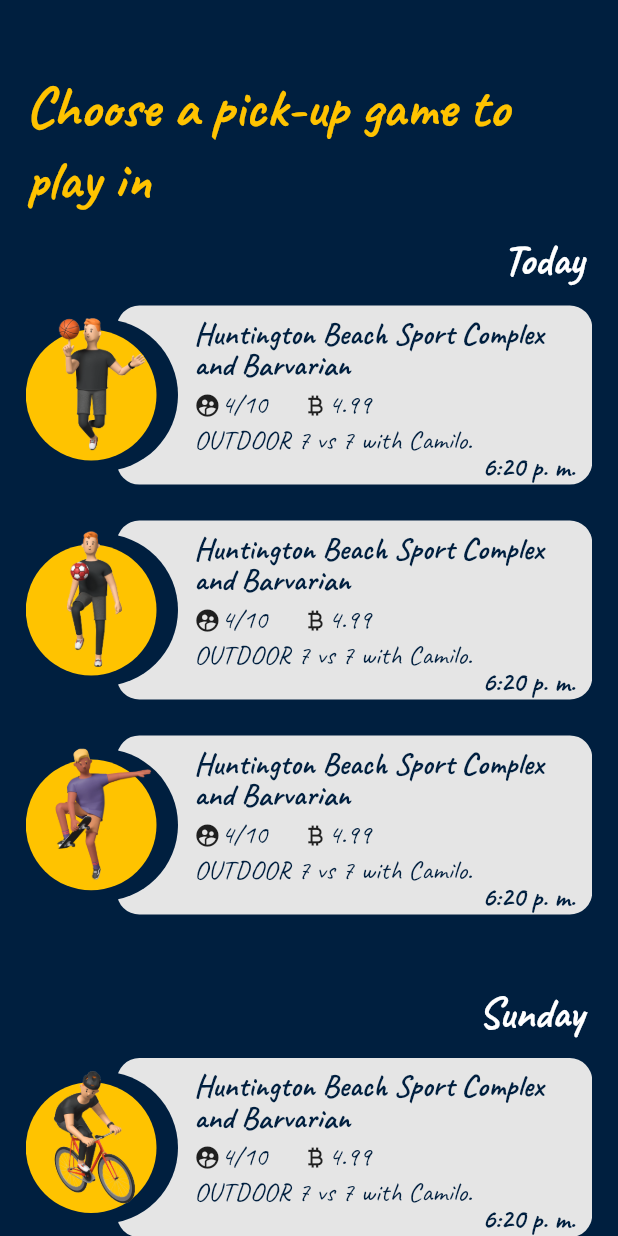
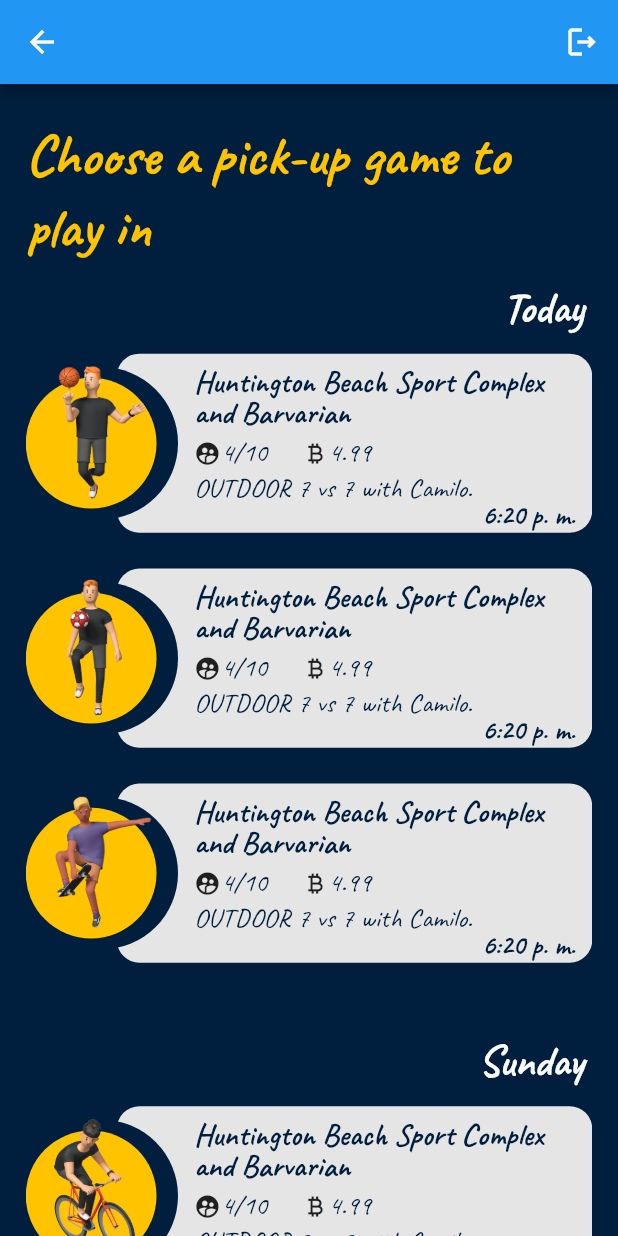
Before and after one commit to cafoga98/justplaymobile, a Flutter app: the SportPage screen opened by its route, on a phone screen of 412 x 824 dp. Run offline on Flutter 3.47's test engine with Material 2 defaults, Android fonts, the phone set to English and light mode, and no system bars; our stand-ins replace auto_route, bloc, dartz, flutter_bloc, flutter_carousel_widget, flutter_dotenv and 4 more; missing offline and left inert: connectivity_checker, country_state_city_picker; accounts and stored records are empty.

Commit message:
Add new functionality to logout

```diff
--- a/lib/features/sports/presentation/pages/sport_page.dart
+++ b/lib/features/sports/presentation/pages/sport_page.dart
@@ -3,6 +3,7 @@ import 'package:flutter/material.dart';
 import 'package:flutter_screenutil/flutter_screenutil.dart';
 
 import '/generated/l10n.dart';
+import '/core/shared/auto_route/router.dart';
 import '/core/shared/utils/style_repository.dart';
 import '/core/shared/utils/colors_repository.dart';
 import '/features/sports/domain/entities/host.dart';
@@ -18,8 +19,20 @@ class SportPage extends StatelessWidget {
   Widget build(BuildContext context) {
     return Scaffold(
       backgroundColor: ColorsRepository.realBlue,
+      appBar: AppBar(
+        actions: [
+          IconButton(
+            onPressed: () {
+              context.router.replaceAll([const LoginRoute()]);
+            },
+            icon: const Icon(
+              Icons.logout_outlined,
+            ),
+          ),
+        ],
+      ),
       body: Padding(
-        padding: EdgeInsets.only(left: 15.w, right: 15.w, top: 40.h),
+        padding: EdgeInsets.only(left: 15.w, right: 15.w, top: 20.h),
         child: SizedBox(
           height: MediaQuery.of(context).size.height,
           width: MediaQuery.of(context).size.width,
@@ -121,7 +134,7 @@ AvaliableSport avaliableSport1 = AvaliableSport(
     duration: "60 min",
     price: "4.99",
     description:
-    "Lorem Ipsum is simply dummy text of the printing and typesetting industry. Lorem Ipsum has been the industry's standard dummy text ever since the 1500s, when an unknown printer took a galley of type and scrambled it to make a type specimen book. It has survived not only five centuries, but also the leap into electronic typesetting, remaining essentially unchanged. It was popularized in the 1960s with the release of Letraset sheets conta",
+        "Lorem Ipsum is simply dummy text of the printing and typesetting industry. Lorem Ipsum has been the industry's standard dummy text ever since the 1500s, when an unknown printer took a galley of type and scrambled it to make a type specimen book. It has survived not only five centuries, but also the leap into electronic typesetting, remaining essentially unchanged. It was popularized in the 1960s with the release of Letraset sheets conta",
     amenities: ["parking", "wifi", "food store", "Hydration"],
     players: [
       Host(
@@ -164,7 +177,7 @@ AvaliableSport avaliableSport3 = AvaliableSport(
     duration: "60 min",
     price: "4.99",
     description:
-    "Lorem Ipsum is simply dummy text of the printing and typesetting industry. Lorem Ipsum has been the industry's standard dummy text ever since the 1500s, when an unknown printer took a galley of type and scrambled it to make a type specimen book. It has survived not only five centuries, but also the leap into electronic typesetting, remaining essentially unchanged. It was popularized in the 1960s with the release of Letraset sheets conta",
+        "Lorem Ipsum is simply dummy text of the printing and typesetting industry. Lorem Ipsum has been the industry's standard dummy text ever since the 1500s, when an unknown printer took a galley of type and scrambled it to make a type specimen book. It has survived not only five centuries, but also the leap into electronic typesetting, remaining essentially unchanged. It was popularized in the 1960s with the release of Letraset sheets conta",
     amenities: ["parking", "wifi", "food store", "Hydration"],
     players: [
       Host(
@@ -207,7 +220,7 @@ AvaliableSport avaliableSport4 = AvaliableSport(
     duration: "60 min",
     price: "4.99",
     description:
-    "Lorem Ipsum is simply dummy text of the printing and typesetting industry. Lorem Ipsum has been the industry's standard dummy text ever since the 1500s, when an unknown printer took a galley of type and scrambled it to make a type specimen book. It has survived not only five centuries, but also the leap into electronic typesetting, remaining essentially unchanged. It was popularized in the 1960s with the release of Letraset sheets conta",
+        "Lorem Ipsum is simply dummy text of the printing and typesetting industry. Lorem Ipsum has been the industry's standard dummy text ever since the 1500s, when an unknown printer took a galley of type and scrambled it to make a type specimen book. It has survived not only five centuries, but also the leap into electronic typesetting, remaining essentially unchanged. It was popularized in the 1960s with the release of Letraset sheets conta",
     amenities: ["parking", "wifi", "food store", "Hydration"],
     players: [
       Host(
```
